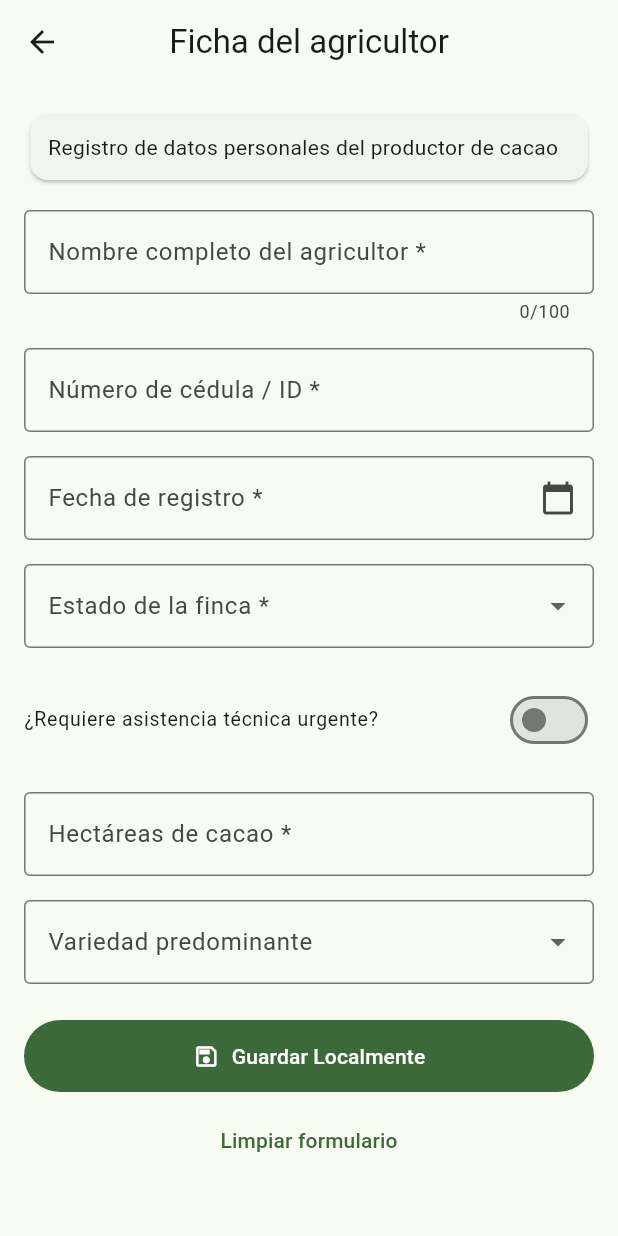
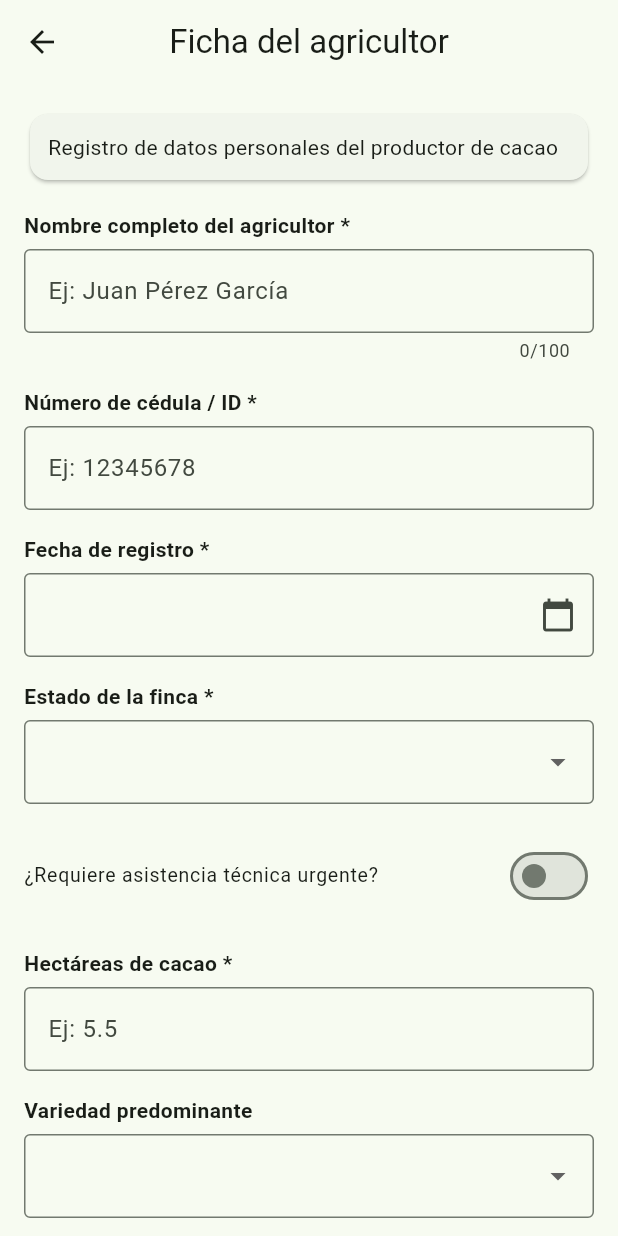
Before and after one commit to analista-Global-Cocoa-ec/app-productores-RA, a Flutter app: the FormScreen screen opened directly, on a phone screen of 412 x 824 dp. Run offline on Flutter 3.47's test engine with Material 3 defaults, Android fonts, the phone set to English and light mode, and no system bars; drawn by our look-alikes of flutter_form_builder; our stand-ins replace flutter_secure_storage, hive, hive_flutter; accounts and stored records are empty.

Commit message:
registro manual de cosecha v1.1

```diff
--- a/lib/screens/form_screen.dart
+++ b/lib/screens/form_screen.dart
@@ -7,6 +7,7 @@ import '../services/database_service.dart';
 import '../services/finca_service.dart';
 import '../services/template_service.dart';
 import '../widgets/firma_pad.dart';
+import '../widgets/form_field_label.dart';
 
 class FormScreen extends StatefulWidget {
   final String? fincaCodigo;
@@ -61,9 +62,9 @@ class _FormScreenState extends State<FormScreen> {
     } catch (e) {
       if (mounted) {
         setState(() => _isLoading = false);
-        ScaffoldMessenger.of(context).showSnackBar(
-          SnackBar(content: Text('Error cargando plantilla: $e')),
-        );
+        ScaffoldMessenger.of(
+          context,
+        ).showSnackBar(SnackBar(content: Text('Error cargando plantilla: $e')));
       }
     }
   }
@@ -156,18 +157,54 @@ class _FormScreenState extends State<FormScreen> {
     );
   }
 
-  InputDecoration _decoration(
-    Map<String, dynamic> field, {
-    String? hint,
-    String? suffixText,
-  }) {
-    final label = field['label'] as String;
-    final isRequired = field['required'] as bool? ?? false;
+  Future<void> _confirmarLimpiar() async {
+    final confirmado = await showDialog<bool>(
+      context: context,
+      builder: (dialogContext) => AlertDialog(
+        title: const Text('Limpiar formulario'),
+        content: const Text(
+          'Se borrarán todos los datos ingresados en este formulario. '
+          'Los datos guardados previamente no se modifican.',
+        ),
+        actions: [
+          TextButton(
+            onPressed: () => Navigator.of(dialogContext).pop(false),
+            child: const Text('Cancelar'),
+          ),
+          FilledButton(
+            onPressed: () => Navigator.of(dialogContext).pop(true),
+            child: const Text('Limpiar'),
+          ),
+        ],
+      ),
+    );
+
+    if (confirmado != true || !mounted) return;
+
+    _formKey.currentState?.reset();
+    setState(() => _resetVersion++);
+  }
+
+  InputDecoration _decoration({String? hint, String? suffixText}) {
     return InputDecoration(
-      labelText: isRequired ? '$label *' : label,
       hintText: hint,
       suffixText: suffixText,
       border: const OutlineInputBorder(),
+    );
+  }
+
+  /// Coloca la etiqueta del campo encima del control para que las etiquetas
+  /// largas se lean completas (el `labelText` de Material las recorta).
+  Widget _withLabel(Map<String, dynamic> field, Widget child) {
+    return Column(
+      crossAxisAlignment: CrossAxisAlignment.start,
+      children: [
+        FormFieldLabel(
+          label: field['label'] as String,
+          isRequired: field['required'] as bool? ?? false,
+        ),
+        child,
+      ],
     );
   }
 
@@ -185,47 +222,56 @@ class _FormScreenState extends State<FormScreen> {
     switch (type) {
       case 'fixed':
         final valorFijo = _valorFijo(field);
-        return FormBuilderTextField(
+        return _withLabel(
+          field,
+          FormBuilderTextField(
             name: key,
             initialValue: valorFijo,
             readOnly: true,
             enabled: false,
             decoration: InputDecoration(
-            labelText: label,
               border: const OutlineInputBorder(),
               filled: true,
               suffixIcon: const Icon(Icons.lock_outline, size: 18),
               hintText: valorFijo.isEmpty ? 'Sin dato registrado' : null,
             ),
+          ),
         );
 
       case 'text':
-        return FormBuilderTextField(
+        return _withLabel(
+          field,
+          FormBuilderTextField(
             name: key,
             initialValue: valorInicial?.toString() ?? '',
             maxLength: field['maxLength'] as int?,
-          decoration: _decoration(field, hint: hint),
+            decoration: _decoration(hint: hint),
             validator: validator,
+          ),
         );
 
       case 'number':
-        return FormBuilderTextField(
+        return _withLabel(
+          field,
+          FormBuilderTextField(
             name: key,
             initialValue: valorInicial?.toString() ?? '',
             keyboardType: const TextInputType.numberWithOptions(decimal: true),
             decoration: _decoration(
-            field,
               hint: hint,
               suffixText: field['suffix'] as String?,
             ),
             validator: validator,
+          ),
         );
 
       case 'number_unit':
         final units = (field['units'] as List).cast<String>();
         final unitKey = field['unitKey'] as String? ?? '${key}_unidad';
         final unidadGuardada = _respuestasGuardadas?[unitKey]?.toString();
-        return Row(
+        return _withLabel(
+          field,
+          Row(
             crossAxisAlignment: CrossAxisAlignment.start,
             children: [
               Expanded(
@@ -233,9 +279,10 @@ class _FormScreenState extends State<FormScreen> {
                 child: FormBuilderTextField(
                   name: key,
                   initialValue: valorInicial?.toString() ?? '',
-                keyboardType:
-                    const TextInputType.numberWithOptions(decimal: true),
-                decoration: _decoration(field, hint: hint),
+                  keyboardType: const TextInputType.numberWithOptions(
+                    decimal: true,
+                  ),
+                  decoration: _decoration(hint: hint),
                   validator: validator,
                 ),
               ),
@@ -260,6 +307,7 @@ class _FormScreenState extends State<FormScreen> {
                 ),
               ),
             ],
+          ),
         );
 
       case 'month_year':
@@ -271,14 +319,7 @@ class _FormScreenState extends State<FormScreen> {
         return Column(
           crossAxisAlignment: CrossAxisAlignment.start,
           children: [
-            Text(
-              isRequired ? '$label *' : label,
-              style: Theme.of(context)
-                  .textTheme
-                  .bodyMedium
-                  ?.copyWith(fontWeight: FontWeight.w600),
-            ),
-            const SizedBox(height: 8),
+            FormFieldLabel(label: label, isRequired: isRequired),
             Row(
               crossAxisAlignment: CrossAxisAlignment.start,
               children: [
@@ -321,34 +362,36 @@ class _FormScreenState extends State<FormScreen> {
         );
 
       case 'date':
-        return FormBuilderDateTimePicker(
+        return _withLabel(
+          field,
+          FormBuilderDateTimePicker(
             name: key,
             initialValue: valorInicial != null
                 ? DateTime.tryParse(valorInicial.toString())
                 : null,
             inputType: InputType.date,
             format: DateFormat('dd/MM/yyyy'),
-          decoration: InputDecoration(
-            labelText: isRequired ? '$label *' : label,
-            suffixIcon: const Icon(Icons.calendar_today),
-            border: const OutlineInputBorder(),
+            decoration: const InputDecoration(
+              suffixIcon: Icon(Icons.calendar_today),
+              border: OutlineInputBorder(),
             ),
             validator: validator,
+          ),
         );
 
       case 'dropdown':
         final options = (field['options'] as List).cast<String>();
-        return FormBuilderDropdown<String>(
+        return _withLabel(
+          field,
+          FormBuilderDropdown<String>(
             name: key,
             initialValue: valorInicial?.toString(),
-          decoration: InputDecoration(
-            labelText: isRequired ? '$label *' : label,
-            border: const OutlineInputBorder(),
-          ),
+            decoration: const InputDecoration(border: OutlineInputBorder()),
             items: options
                 .map((opt) => DropdownMenuItem(value: opt, child: Text(opt)))
                 .toList(),
             validator: validator,
+          ),
         );
 
       case 'signature':
@@ -360,14 +403,7 @@ class _FormScreenState extends State<FormScreen> {
             return Column(
               crossAxisAlignment: CrossAxisAlignment.start,
               children: [
-                Text(
-                  isRequired ? '$label *' : label,
-                  style: Theme.of(context)
-                      .textTheme
-                      .bodyMedium
-                      ?.copyWith(fontWeight: FontWeight.w600),
-                ),
-                const SizedBox(height: 8),
+                FormFieldLabel(label: label, isRequired: isRequired),
                 FirmaPad(
                   key: ValueKey('firma_${key}_$_resetVersion'),
                   initialValue: _respuestasGuardadas?[key]?.toString(),
@@ -395,20 +431,18 @@ class _FormScreenState extends State<FormScreen> {
           title: Text(label),
           initialValue: valorInicial == true || valorInicial == 'true',
           contentPadding: EdgeInsets.zero,
-          decoration: const InputDecoration(
-            border: InputBorder.none,
-          ),
+          decoration: const InputDecoration(border: InputBorder.none),
         );
 
       default:
-        return FormBuilderTextField(
+        return _withLabel(
+          field,
+          FormBuilderTextField(
             name: key,
             initialValue: valorInicial?.toString() ?? '',
-          decoration: InputDecoration(
-            labelText: isRequired ? '$label *' : label,
-            border: const OutlineInputBorder(),
+            decoration: const InputDecoration(border: OutlineInputBorder()),
+            validator: validator,
           ),
-          validator: validator,
         );
     }
   }
@@ -416,9 +450,7 @@ class _FormScreenState extends State<FormScreen> {
   @override
   Widget build(BuildContext context) {
     if (_isLoading) {
-      return const Scaffold(
-        body: Center(child: CircularProgressIndicator()),
-      );
+      return const Scaffold(body: Center(child: CircularProgressIndicator()));
     }
 
     if (_template == null) {
@@ -433,11 +465,10 @@ class _FormScreenState extends State<FormScreen> {
         : _template!['titulo'] as String;
 
     return Scaffold(
-      appBar: AppBar(
-        title: Text(titulo),
-        centerTitle: true,
-      ),
-      body: SingleChildScrollView(
+      appBar: AppBar(title: Text(titulo), centerTitle: true),
+      body: SafeArea(
+        top: false,
+        child: SingleChildScrollView(
           padding: const EdgeInsets.all(16),
           child: FormBuilder(
             key: _formKey,
@@ -456,10 +487,12 @@ class _FormScreenState extends State<FormScreen> {
                   ),
                   const SizedBox(height: 16),
                 ],
-              ...campos.map((field) => Padding(
+                ...campos.map(
+                  (field) => Padding(
                     padding: const EdgeInsets.only(bottom: 16),
                     child: _buildField(field),
-                  )),
+                  ),
+                ),
                 const SizedBox(height: 8),
                 FilledButton.icon(
                   onPressed: _isSaving ? null : _onSave,
@@ -470,23 +503,23 @@ class _FormScreenState extends State<FormScreen> {
                           child: CircularProgressIndicator(strokeWidth: 2),
                         )
                       : const Icon(Icons.save_outlined),
-                label: Text(_isSaving ? 'Guardando...' : 'Guardar Localmente'),
+                  label: Text(
+                    _isSaving ? 'Guardando...' : 'Guardar Localmente',
+                  ),
                   style: FilledButton.styleFrom(
                     padding: const EdgeInsets.symmetric(vertical: 14),
                   ),
                 ),
                 const SizedBox(height: 8),
                 TextButton(
-                onPressed: () {
-                  _formKey.currentState?.reset();
-                  setState(() => _resetVersion++);
-                },
+                  onPressed: _confirmarLimpiar,
                   child: const Text('Limpiar formulario'),
                 ),
               ],
             ),
           ),
         ),
+      ),
     );
   }
 }
--- /dev/null
+++ b/lib/widgets/form_field_label.dart
@@ -0,0 +1,29 @@
+import 'package:flutter/material.dart';
+
+/// Etiqueta de un campo de formulario.
+///
+/// Se coloca encima del control (en lugar de usar el `labelText` del
+/// `InputDecoration`) para que las etiquetas largas puedan ocupar varias
+/// líneas y no se recorten con puntos suspensivos en pantallas pequeñas.
+class FormFieldLabel extends StatelessWidget {
+  final String label;
+  final bool isRequired;
+
+  const FormFieldLabel({
+    super.key,
+    required this.label,
+    this.isRequired = false,
+  });
+
+  @override
+  Widget build(BuildContext context) {
+    return Padding(
+      padding: const EdgeInsets.only(bottom: 6),
+      child: Text(
+        isRequired ? '$label *' : label,
+        style: Theme.of(context).textTheme.bodyMedium
+            ?.copyWith(fontWeight: FontWeight.w600),
+      ),
+    );
+  }
+}
--- a/pubspec.yaml
+++ b/pubspec.yaml
@@ -10,14 +10,16 @@ environment:
 dependencies:
   flutter:
     sdk: flutter
+  flutter_localizations:
+    sdk: flutter
 
   cupertino_icons: ^1.0.8
   flutter_secure_storage: ^9.2.2
   hive: ^2.2.3
   hive_flutter: ^1.1.0
-  flutter_form_builder: ^9.2.1
+  flutter_form_builder: ^10.3.0+2
   uuid: ^4.5.1
-  intl: ^0.19.0
+  intl: ^0.20.3
   path_provider: ^2.1.5
   crypto: ^3.0.6
 
```
Also changed, not shown: lib/main.dart (+11 -0 lines), lib/screens/editar_finca_screen.dart (+14 -18 lines), lib/screens/finca_formularios_screen.dart (+15 -8 lines), lib/screens/finca_home_screen.dart (+5 -5 lines), lib/screens/login_screen.dart (+20 -8 lines), lib/screens/registrar_finca_screen.dart (+17 -9 lines), lib/widgets/firma_pad.dart (+60 -16 lines), pubspec.lock. Lines whose indentation alone changed are shown as unchanged.
